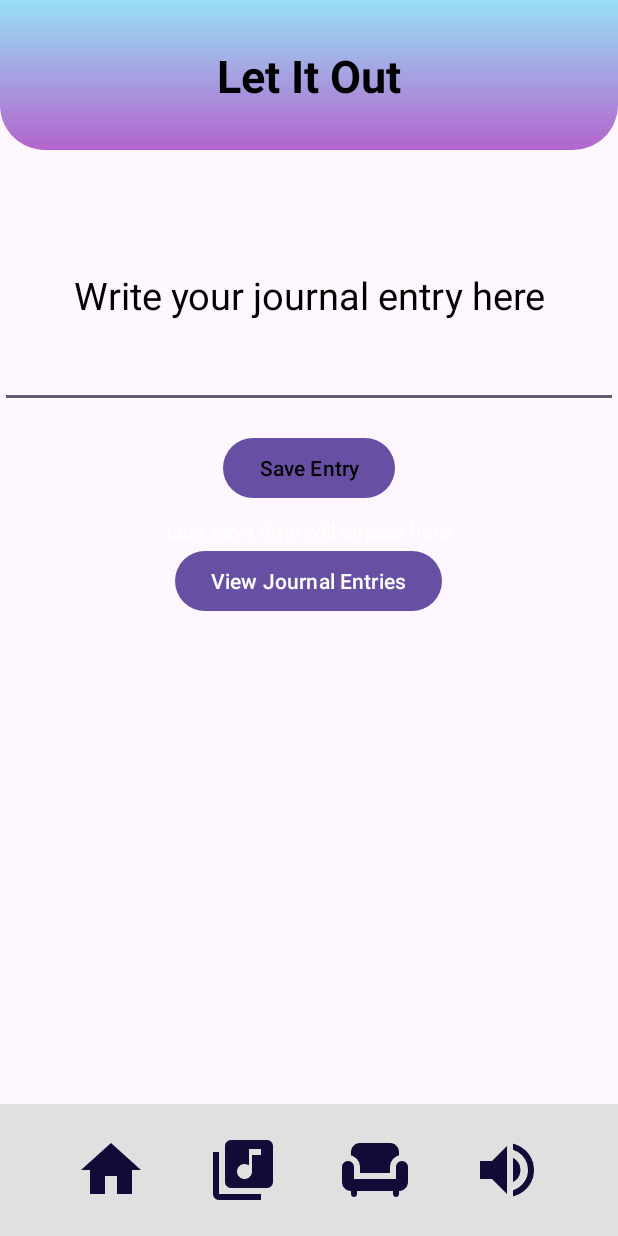
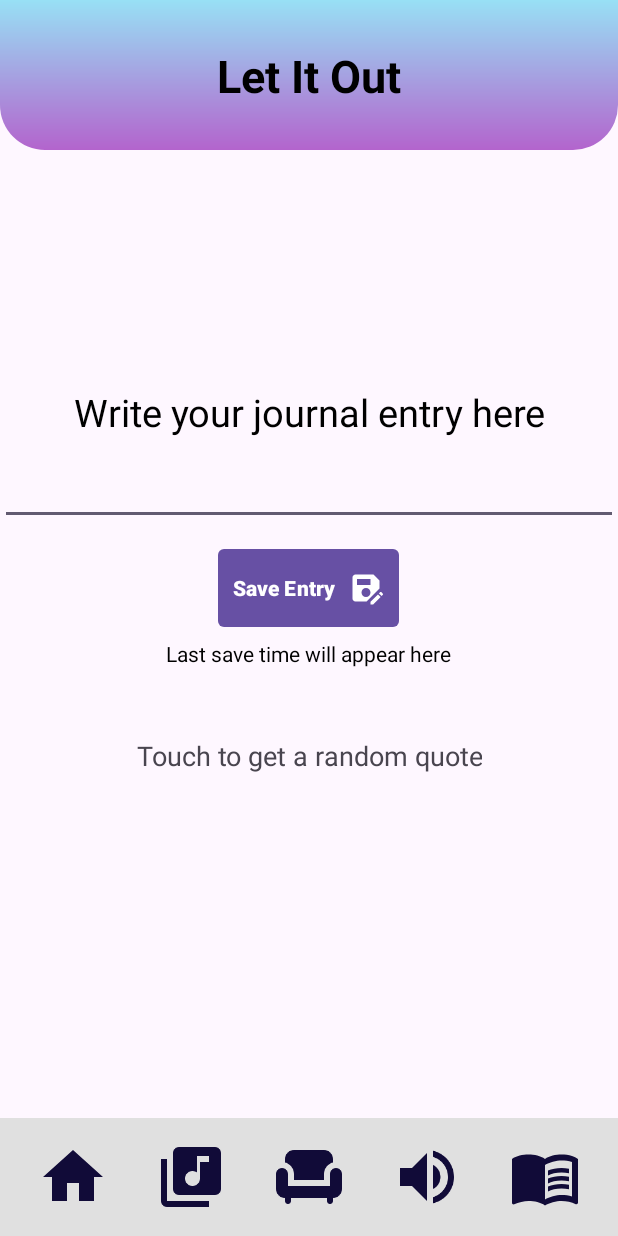
Before and after one commit to IanHipolito/StressLessApp, an Android app: the MindfulnessActivity screen opened directly, with no data from a screen before it, on a phone screen of 412 x 824 dp. Run offline under Robolectric (Android 15) with nearby library versions, the phone set to English and light mode, and no system bars; our stand-ins replace Room's generated code.

Commit message:
Random Quote Functionality Added and More Styling

```diff
--- /dev/null
+++ b/app/src/main/assets/quotes.csv
@@ -0,0 +1,10 @@
+"We cannot solve problems with the kind of thinking we employed when we came up with them"
+"Learn as if you will live forever, live like you will die tomorrow"
+"Stay away from those people who try to disparage your ambitions"
+"When you give joy to other people, you get more joy in return"
+"When you change your thoughts, remember to also change your world"
+"You are the alpha wolf"
+"It is only when we take chances, when our lives improve"
+"The road to success and the road to failure are almost exactly the same"
+"Success usually comes to those who are too busy looking for it"
+"Nothing in the world can take the place of Persistence"
--- a/app/src/main/java/com/example/stressless/MindfulnessActivity.java
+++ b/app/src/main/java/com/example/stressless/MindfulnessActivity.java
@@ -11,9 +11,17 @@ import android.widget.ImageButton;
 import android.widget.TextView;
 import com.example.stressless.database.JournalEntryDatabase;
 import com.example.stressless.database.entities.JournalEntry;
+import java.io.BufferedReader;
+import java.io.IOException;
+import java.io.InputStream;
+import java.io.InputStreamReader;
 import java.text.SimpleDateFormat;
+import java.util.ArrayList;
 import java.util.Date;
 import java.util.Locale;
+import java.util.List;
+import java.util.Random;
+
 import androidx.appcompat.app.AppCompatActivity;
 
 public class MindfulnessActivity extends AppCompatActivity {
@@ -23,7 +31,7 @@ public class MindfulnessActivity extends AppCompatActivity {
     private TextView lastSavedTime;
     private SimpleDateFormat dateFormat = new SimpleDateFormat("yyyy-MM-dd HH:mm:ss", Locale.getDefault());
     private JournalEntryDatabase db;
-    private Button viewEntriesButton;
+    private List<String> quotes;
 
 
     @Override
@@ -33,24 +41,29 @@ public class MindfulnessActivity extends AppCompatActivity {
 
         journalEntry = findViewById(R.id.journalEntry);
         saveEntryButton = findViewById(R.id.saveEntryButton);
-        challengeOfTheDay = findViewById(R.id.challengeOfTheDay);
         lastSavedTime = findViewById(R.id.lastSavedTime);
 
-        String todayChallenge = getDailyChallenge();
-        challengeOfTheDay.setText(todayChallenge);
-
-        viewEntriesButton = findViewById(R.id.viewEntriesButton);
-
+        ImageButton nav_entries = findViewById(R.id.nav_entries);
         ImageButton nav_home = findViewById(R.id.nav_home);
         ImageButton nav_meditation = findViewById(R.id.nav_meditation);
         ImageButton nav_decibel = findViewById(R.id.nav_decibel);
         ImageButton nav_breathing = findViewById(R.id.nav_breathing);
 
+        quotes = readQuotesFromCSV();
+        TextView quoteTextView = findViewById(R.id.quoteTextView);
+        quoteTextView.setOnClickListener(new View.OnClickListener() {
+            @Override
+            public void onClick(View view) {
+                String randomQuote = getRandomQuote();
+                quoteTextView.setText(randomQuote);
+            }
+        });
+
         nav_breathing.setOnTouchListener(new View.OnTouchListener() {
             @Override
             public boolean onTouch(View v, MotionEvent event) {
                 if (event.getAction() == MotionEvent.ACTION_DOWN) {
-                    Intent intent = new Intent(MindfulnessActivity.this, SettingsActivity.class);
+                    Intent intent = new Intent(MindfulnessActivity.this, BreathingExerciseActivity.class);
                     startActivity(intent);
                     return true;
                 }
@@ -74,7 +87,7 @@ public class MindfulnessActivity extends AppCompatActivity {
             @Override
             public boolean onTouch(View v, MotionEvent event) {
                 if (event.getAction() == MotionEvent.ACTION_DOWN) {
-                    Intent intent = new Intent(MindfulnessActivity.this, MindfulnessActivity.class);
+                    Intent intent = new Intent(MindfulnessActivity.this, MeditationActivity.class);
                     startActivity(intent);
                     return true;
                 }
@@ -94,11 +107,12 @@ public class MindfulnessActivity extends AppCompatActivity {
             }
         });
 
-        viewEntriesButton.setOnTouchListener(new View.OnTouchListener() {
+        nav_entries.setOnTouchListener(new View.OnTouchListener() {
             @Override
-            public boolean onTouch(View view, MotionEvent event) {
+            public boolean onTouch(View v, MotionEvent event) {
                 if (event.getAction() == MotionEvent.ACTION_DOWN) {
-                    navigateToJournalEntriesList();
+                    Intent intent = new Intent(MindfulnessActivity.this, JournalEntriesActivity.class);
+                    startActivity(intent);
                     return true;
                 }
                 return false;
@@ -123,10 +137,6 @@ public class MindfulnessActivity extends AppCompatActivity {
 
     }
 
-    private String getDailyChallenge() {
-
-        return "Today's challenge: Spend 5 minutes in meditation focusing on your breath.";
-    }
 
     private void saveJournalEntry() {
         new Thread(new Runnable() {
@@ -152,8 +162,25 @@ public class MindfulnessActivity extends AppCompatActivity {
         }).start();
     }
 
-    private void navigateToJournalEntriesList() {
-        Intent intent = new Intent(MindfulnessActivity.this, JournalEntriesActivity.class);
-        startActivity(intent);
+    private List<String> readQuotesFromCSV() {
+        List<String> quotes = new ArrayList<>();
+        try {
+            InputStream is = getAssets().open("quotes.csv");
+            BufferedReader reader = new BufferedReader(new InputStreamReader(is));
+            String line;
+            while ((line = reader.readLine()) != null) {
+                quotes.add(line);
+            }
+            is.close();
+        } catch (IOException e) {
+            e.printStackTrace();
+        }
+        return quotes;
     }
+
+    private String getRandomQuote() {
+        Random random = new Random();
+        return quotes.get(random.nextInt(quotes.size()));
+    }
+
 }
--- /dev/null
+++ b/app/src/main/res/drawable/baseline_menu_book_24.xml
@@ -0,0 +1,8 @@
+<vector android:autoMirrored="true" android:height="48dp"
+    android:tint="#110B38" android:viewportHeight="24"
+    android:viewportWidth="24" android:width="48dp" xmlns:android="http://schemas.android.com/apk/res/android">
+    <path android:fillColor="@android:color/white" android:pathData="M21,5c-1.11,-0.35 -2.33,-0.5 -3.5,-0.5c-1.95,0 -4.05,0.4 -5.5,1.5c-1.45,-1.1 -3.55,-1.5 -5.5,-1.5S2.45,4.9 1,6v14.65c0,0.25 0.25,0.5 0.5,0.5c0.1,0 0.15,-0.05 0.25,-0.05C3.1,20.45 5.05,20 6.5,20c1.95,0 4.05,0.4 5.5,1.5c1.35,-0.85 3.8,-1.5 5.5,-1.5c1.65,0 3.35,0.3 4.75,1.05c0.1,0.05 0.15,0.05 0.25,0.05c0.25,0 0.5,-0.25 0.5,-0.5V6C22.4,5.55 21.75,5.25 21,5zM21,18.5c-1.1,-0.35 -2.3,-0.5 -3.5,-0.5c-1.7,0 -4.15,0.65 -5.5,1.5V8c1.35,-0.85 3.8,-1.5 5.5,-1.5c1.2,0 2.4,0.15 3.5,0.5V18.5z"/>
+    <path android:fillColor="@android:color/white" android:pathData="M17.5,10.5c0.88,0 1.73,0.09 2.5,0.26V9.24C19.21,9.09 18.36,9 17.5,9c-1.7,0 -3.24,0.29 -4.5,0.83v1.66C14.13,10.85 15.7,10.5 17.5,10.5z"/>
+    <path android:fillColor="@android:color/white" android:pathData="M13,12.49v1.66c1.13,-0.64 2.7,-0.99 4.5,-0.99c0.88,0 1.73,0.09 2.5,0.26V11.9c-0.79,-0.15 -1.64,-0.24 -2.5,-0.24C15.8,11.66 14.26,11.96 13,12.49z"/>
+    <path android:fillColor="@android:color/white" android:pathData="M17.5,14.33c-1.7,0 -3.24,0.29 -4.5,0.83v1.66c1.13,-0.64 2.7,-0.99 4.5,-0.99c0.88,0 1.73,0.09 2.5,0.26v-1.52C19.21,14.41 18.36,14.33 17.5,14.33z"/>
+</vector>
--- /dev/null
+++ b/app/src/main/res/drawable/baseline_save_as_24.xml
@@ -0,0 +1,5 @@
+<vector android:height="24dp" android:tint="#ffffff"
+    android:viewportHeight="24" android:viewportWidth="24"
+    android:width="24dp" xmlns:android="http://schemas.android.com/apk/res/android">
+    <path android:fillColor="@android:color/white" android:pathData="M21,12.4V7l-4,-4H5C3.89,3 3,3.9 3,5v14c0,1.1 0.89,2 2,2h7.4L21,12.4zM15,15c0,1.66 -1.34,3 -3,3s-3,-1.34 -3,-3s1.34,-3 3,-3S15,13.34 15,15zM6,6h9v4H6V6zM19.99,16.25l1.77,1.77L16.77,23H15v-1.77L19.99,16.25zM23.25,16.51l-0.85,0.85l-1.77,-1.77l0.85,-0.85c0.2,-0.2 0.51,-0.2 0.71,0l1.06,1.06C23.45,16 23.45,16.32 23.25,16.51z"/>
+</vector>
--- /dev/null
+++ b/app/src/main/res/drawable/top_bg_mindfulness_button.xml
@@ -0,0 +1,11 @@
+<selector xmlns:android="http://schemas.android.com/apk/res/android">
+    <item>
+        <shape>
+            <gradient
+                android:startColor="#FF5722"
+                android:endColor="#E91E63"
+                android:angle="45"/>
+            <corners android:radius="4dp"/>
+        </shape>
+    </item>
+</selector>
--- a/app/src/main/res/layout/activity_mindfulnesschallenges.xml
+++ b/app/src/main/res/layout/activity_mindfulnesschallenges.xml
@@ -22,7 +22,6 @@
         android:layout_alignParentTop="true"
         android:layout_centerHorizontal="true" />
 
-
     <EditText
         android:id="@+id/journalEntry"
         android:layout_width="match_parent"
@@ -32,7 +31,7 @@
         android:textAlignment="center"
         android:hint="Write your journal entry here"
         android:layout_below="@id/top_view"
-        android:layout_marginTop="22dp"
+        android:layout_marginTop="100dp"
         android:inputType="textMultiLine"
         android:minHeight="150dp" />
 
@@ -41,28 +40,25 @@
         android:layout_width="wrap_content"
         android:layout_height="wrap_content"
         android:text="Save Entry"
-        android:textColor="@color/black"
+        android:textColor="@color/white"
         android:layout_below="@id/journalEntry"
         android:layout_centerHorizontal="true"
-        android:layout_marginTop="16dp" />
+        android:layout_marginTop="16dp"
+        android:background="@drawable/top_bg_mindfulness_button"
+        android:drawableRight="@drawable/baseline_save_as_24"
+        android:drawablePadding="10dp"
+        android:padding="10dp"
+        android:textStyle="bold" />
 
     <TextView
         android:id="@+id/lastSavedTime"
         android:layout_width="wrap_content"
         android:layout_height="wrap_content"
         android:text="Last save time will appear here"
-        android:textColor="@color/white"
+        android:textColor="@color/black"
         android:layout_below="@id/saveEntryButton"
         android:layout_centerHorizontal="true"
         android:layout_marginTop="8dp" />
-
-    <Button
-        android:id="@+id/viewEntriesButton"
-        android:layout_width="wrap_content"
-        android:layout_height="wrap_content"
-        android:text="View Journal Entries"
-        android:layout_below="@id/lastSavedTime"
-        android:layout_centerHorizontal="true"/>
 
     <LinearLayout
         android:id="@+id/navigation_bar"
@@ -77,7 +73,7 @@
             android:id="@+id/nav_home"
             android:layout_width="wrap_content"
             android:layout_height="wrap_content"
-            android:layout_margin="20dp"
+            android:layout_margin="15dp"
             android:src="@drawable/baseline_home_24"
             android:background="?attr/selectableItemBackground"/>
 
@@ -85,7 +81,7 @@
             android:id="@+id/nav_meditation"
             android:layout_width="wrap_content"
             android:layout_height="wrap_content"
-            android:layout_margin="20dp"
+            android:layout_margin="15dp"
             android:background="?attr/selectableItemBackground"
             android:src="@drawable/baseline_library_music_24"/>
 
@@ -93,7 +89,7 @@
             android:id="@+id/nav_breathing"
             android:layout_width="wrap_content"
             android:layout_height="wrap_content"
-            android:layout_margin="20dp"
+            android:layout_margin="15dp"
             android:background="?attr/selectableItemBackground"
             android:src="@drawable/baseline_chair_24" />
 
@@ -101,8 +97,28 @@
             android:id="@+id/nav_decibel"
             android:layout_width="wrap_content"
             android:layout_height="wrap_content"
-            android:layout_margin="20dp"
+            android:layout_margin="15dp"
             android:background="?attr/selectableItemBackground"
             android:src="@drawable/baseline_volume_up_24"/>
+
+        <ImageButton
+            android:id="@+id/nav_entries"
+            android:layout_width="wrap_content"
+            android:layout_height="wrap_content"
+            android:layout_margin="15dp"
+            android:background="?attr/selectableItemBackground"
+            android:src="@drawable/baseline_menu_book_24"/>
     </LinearLayout>
+
+    <TextView
+        android:id="@+id/quoteTextView"
+        android:layout_width="wrap_content"
+        android:layout_height="wrap_content"
+        android:text="Touch to get a random quote"
+        android:textSize="18sp"
+        android:textAlignment="center"
+        android:padding="16dp"
+        android:layout_below="@id/lastSavedTime"
+        android:layout_centerHorizontal="true"
+        android:layout_marginTop="30dp"/>
 </RelativeLayout>
```
